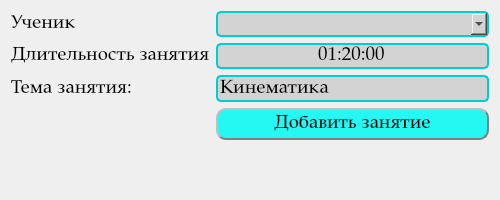
This is Interface/Add_lesson.ui in BackDad/Diploma_GB as Qt 5 draws it before an edit. The edited form follows.
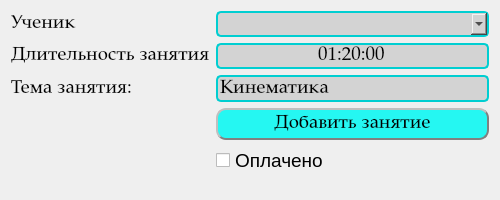
This is the edited form.

Commit message: изменен интерфейс добавления занятия, вывода ошибки в форме добавления студентов,создана форма добавления платежа неоплаченного занятия

Diff of the .ui file:
```diff
--- a/Interface/Add_lesson.ui
+++ b/Interface/Add_lesson.ui
@@ -186,6 +186,18 @@
      </property>
     </widget>
    </item>
+   <item row="4" column="1">
+    <widget class="QCheckBox" name="payment">
+     <property name="font">
+      <font>
+       <pointsize>14</pointsize>
+      </font>
+     </property>
+     <property name="text">
+      <string>Оплачено</string>
+     </property>
+    </widget>
+   </item>
   </layout>
  </widget>
  <tabstops>
```
The commit also changes 2 other files.
